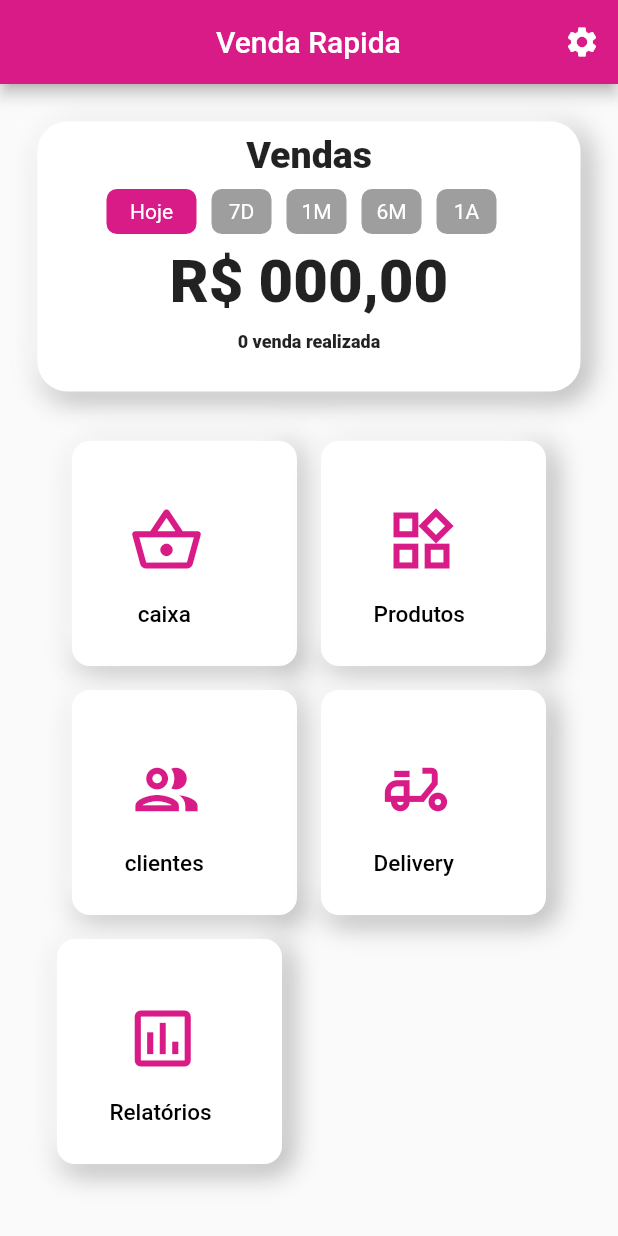
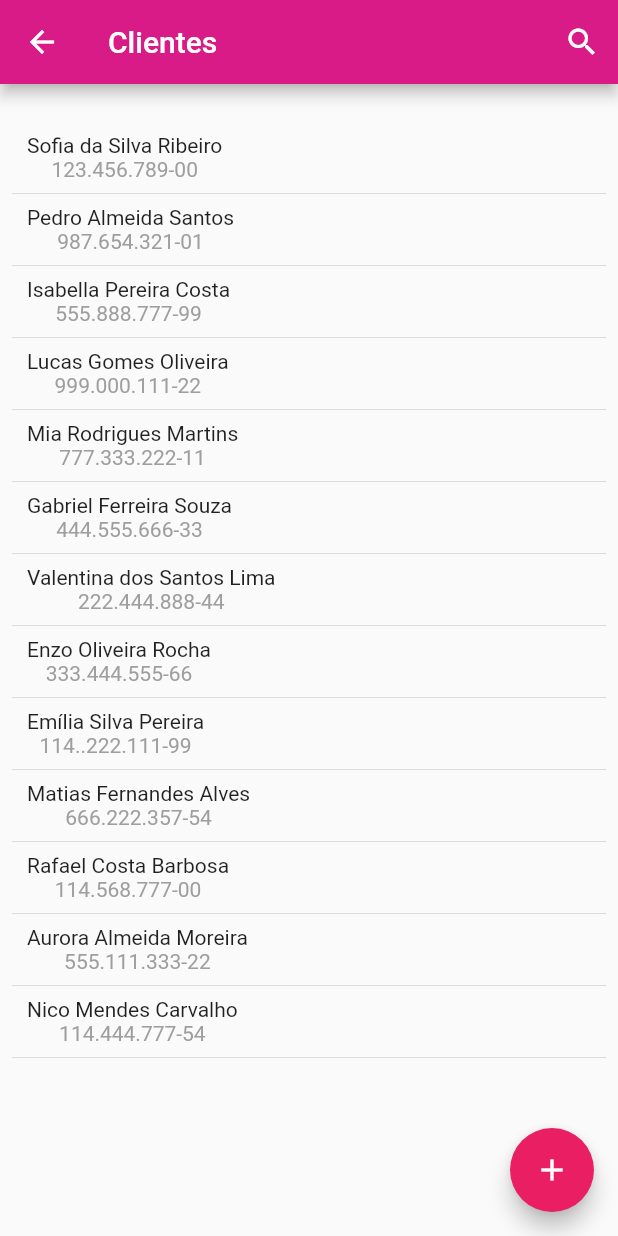
Before and after one commit to WSilvaM/venda_rapida, a Flutter app: the screen it shows after launch, after a tap on the "group" icon, on a phone screen of 412 x 824 dp. Run offline on Flutter 3.47's test engine with Material 2 defaults, Android fonts, the light colour scheme and no system bars.

Commit message:
Criando as telas Clientes e Delivery

```diff
--- /dev/null
+++ b/lib/Clientes/TelaClientes.dart
@@ -0,0 +1,72 @@
+import 'package:flutter/material.dart';
+import 'package:flutter/src/widgets/framework.dart';
+import 'package:flutter/src/widgets/placeholder.dart';
+import 'package:venda_rapida/StyleCores/Cores.dart';
+import 'package:venda_rapida/Widgets.dart';
+
+class Tela_clientes extends StatefulWidget {
+  const Tela_clientes({super.key});
+
+  @override
+  State<Tela_clientes> createState() => _Tela_clientesState();
+}
+
+class _Tela_clientesState extends State<Tela_clientes> {
+  @override
+  Widget build(BuildContext context) {
+    return Scaffold(
+      appBar: AppBar(
+        backgroundColor: ColorsApp.primary,
+        actions: const [
+          IconButton(
+            onPressed: null,
+            icon: Icon(
+              Icons.search,
+              color: Colors.white,
+            ),
+          ),
+        ],
+        title: Text(
+          "Clientes",
+          style: TextStyle(fontSize: 20),
+        ),
+      ),
+      body: Padding(
+        padding: const EdgeInsets.all(8.0),
+        child: ListView(
+          children: [
+
+           SizedBox(height: 25,),
+            buildClientes("Sofia da Silva Ribeiro","123.456.789-00"),
+            Divider(),
+            buildClientes("Pedro Almeida Santos","987.654.321-01"),
+            Divider(),
+            buildClientes("Isabella Pereira Costa","555.888.777-99"),
+            Divider(),
+            buildClientes("Lucas Gomes Oliveira", "999.000.111-22"),
+            Divider(),
+            buildClientes("Mia Rodrigues Martins", "777.333.222-11"),
+            Divider(),
+            buildClientes("Gabriel Ferreira Souza", "444.555.666-33"),
+            Divider(),
+            buildClientes("Valentina dos Santos Lima","222.444.888-44"),
+            Divider(),
+            buildClientes("Enzo Oliveira Rocha","333.444.555-66"),
+            Divider(),
+            buildClientes("Emília Silva Pereira","114..222.111-99"),
+            Divider(),
+            buildClientes("Matias Fernandes Alves","666.222.357-54"),
+            Divider(),
+            buildClientes("Rafael Costa Barbosa","114.568.777-00"),
+            Divider(),
+            buildClientes("Aurora Almeida Moreira","555.111.333-22"),
+            Divider(),
+            buildClientes("Nico Mendes Carvalho","114.444.777-54"),
+            Divider(),
+          ],
+        ),
+      ),
+       floatingActionButton:FloatingActionButton(onPressed: (){},child: Icon(Icons.add),)
+    );
+  }
+}
--- a/lib/Produtos/Tela_Produtos.dart
+++ b/lib/Produtos/Tela_Produtos.dart
@@ -45,7 +45,7 @@ class _ProdutosState extends State<Produtos> {
           separatorBuilder: (_, __) => const Divider(),
           itemCount: tabela.length),
       floatingActionButton: FloatingActionButton(
-          onPressed: null,
+          onPressed: (){},
           child: Icon(
             Icons.add,
           ),
--- a/lib/Widgets.dart
+++ b/lib/Widgets.dart
@@ -125,3 +125,45 @@ Widget buildElevatedButton(String nome) {
     ),
   );
 }
+
+Widget buildClientes(String nome,String numero) {
+  return Container(
+    child: Row(
+      children: [
+        Column(
+          children: [
+          Padding(
+            padding: const EdgeInsets.only(left: 10,right: 55),
+            child: Text(nome ,),
+          ),
+          Padding(
+            padding: const EdgeInsets.only(left: 10,right: 55),
+            child: Text(numero, style: TextStyle(color: ColorsApp.grey),),
+          ),
+
+        ],),
+      ],
+    ),
+  );
+}
+
+Widget buildClient(String data,String dados) {
+  return Container(
+    child: Row(
+      children: [
+        Column(
+          children: [
+          Padding(
+            padding: const EdgeInsets.only(left: 1,right: 155, bottom: 7),
+            child: Text(data ,style: TextStyle(color: ColorsApp.grey),),
+          ),
+          Padding(
+            padding: const EdgeInsets.only(left: 10,right: 55),
+            child: Text(dados, ),
+          ),
+
+        ],),
+      ],
+    ),
+  );
+}
--- a/lib/main.dart
+++ b/lib/main.dart
@@ -1,5 +1,7 @@
 import 'package:flutter/material.dart';
 import 'package:venda_rapida/Caixa/Tela_caixa.dart';
+import 'package:venda_rapida/Clientes/TelaClientes.dart';
+import 'package:venda_rapida/Delivery/TelaDelivery.dart';
 import 'package:venda_rapida/Widgets.dart';
 import 'package:venda_rapida/Produtos/Tela_Produtos.dart';
 import 'package:venda_rapida/styleCores/Cores.dart';
@@ -156,7 +158,13 @@ class _MyHomePageState extends State<MyHomePage> {
                 children: [
                   Containerbuild(
                       IconButton(
-                        onPressed: () {},
+                        onPressed: (){
+                             Navigator.push(
+                            context,
+                            MaterialPageRoute(
+                              builder: (context) => Tela_clientes(),
+                            ),);
+                        },
                         icon: const Icon(
                           Icons.group_outlined,
                           color: ColorsApp.primary,
@@ -165,8 +173,14 @@ class _MyHomePageState extends State<MyHomePage> {
                       ),
                       "clientes"),
                   Containerbuild(
-                      const IconButton(
-                        onPressed: null,
+                       IconButton(
+                        onPressed: (){
+                             Navigator.push(
+                            context,
+                            MaterialPageRoute(
+                              builder: (context) => Tela_Delivery(),
+                            ),);
+                        },
                         icon: Icon(
                           Icons.moped_outlined,
                           color: ColorsApp.primary,
```
Also changed, not shown: lib/Delivery/TelaDelivery.dart (added, +49 -0 lines).
